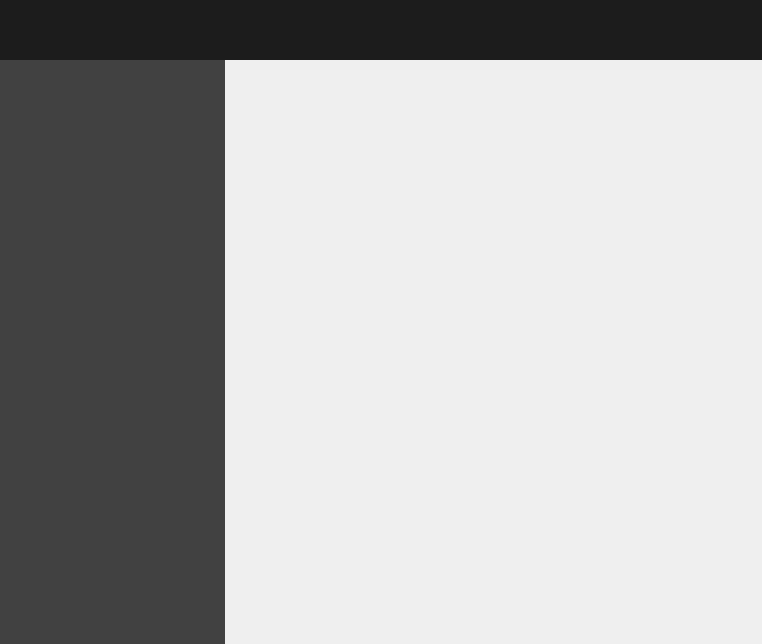
Magenic/Inssidious, file Widgets/inssidious.ui: the form before one commit.
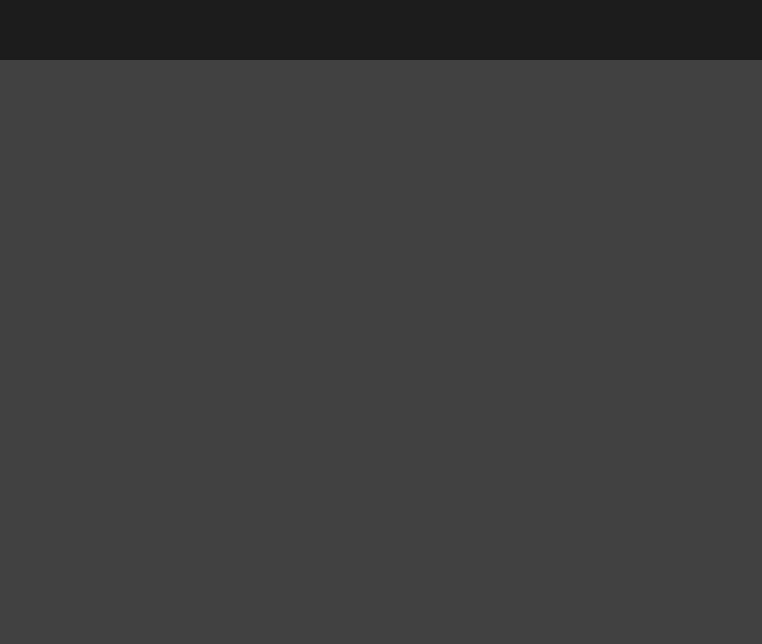
The form after the commit.

Commit message: Further work on Startup Widget & inssidious header

What changed in the file:
```diff
--- a/Widgets/inssidious.ui
+++ b/Widgets/inssidious.ui
@@ -551,6 +551,448 @@
       <height>0</height>
      </size>
     </property>
+    <property name="palette">
+     <palette>
+      <active>
+       <colorrole role="WindowText">
+        <brush brushstyle="SolidPattern">
+         <color alpha="255">
+          <red>255</red>
+          <green>255</green>
+          <blue>255</blue>
+         </color>
+        </brush>
+       </colorrole>
+       <colorrole role="Button">
+        <brush brushstyle="SolidPattern">
+         <color alpha="255">
+          <red>28</red>
+          <green>28</green>
+          <blue>28</blue>
+         </color>
+        </brush>
+       </colorrole>
+       <colorrole role="Light">
+        <brush brushstyle="SolidPattern">
+         <color alpha="255">
+          <red>42</red>
+          <green>42</green>
+          <blue>42</blue>
+         </color>
+        </brush>
+       </colorrole>
+       <colorrole role="Midlight">
+        <brush brushstyle="SolidPattern">
+         <color alpha="255">
+          <red>35</red>
+          <green>35</green>
+          <blue>35</blue>
+         </color>
+        </brush>
+       </colorrole>
+       <colorrole role="Dark">
+        <brush brushstyle="SolidPattern">
+         <color alpha="255">
+          <red>14</red>
+          <green>14</green>
+          <blue>14</blue>
+         </color>
+        </brush>
+       </colorrole>
+       <colorrole role="Mid">
+        <brush brushstyle="SolidPattern">
+         <color alpha="255">
+          <red>18</red>
+          <green>18</green>
+          <blue>18</blue>
+         </color>
+        </brush>
+       </colorrole>
+       <colorrole role="Text">
+        <brush brushstyle="SolidPattern">
+         <color alpha="255">
+          <red>255</red>
+          <green>255</green>
+          <blue>255</blue>
+         </color>
+        </brush>
+       </colorrole>
+       <colorrole role="BrightText">
+        <brush brushstyle="SolidPattern">
+         <color alpha="255">
+          <red>255</red>
+          <green>255</green>
+          <blue>255</blue>
+         </color>
+        </brush>
+       </colorrole>
+       <colorrole role="ButtonText">
+        <brush brushstyle="SolidPattern">
+         <color alpha="255">
+          <red>255</red>
+          <green>255</green>
+          <blue>255</blue>
+         </color>
+        </brush>
+       </colorrole>
+       <colorrole role="Base">
+        <brush brushstyle="SolidPattern">
+         <color alpha="255">
+          <red>65</red>
+          <green>65</green>
+          <blue>65</blue>
+         </color>
+        </brush>
+       </colorrole>
+       <colorrole role="Window">
+        <brush brushstyle="SolidPattern">
+         <color alpha="255">
+          <red>65</red>
+          <green>65</green>
+          <blue>65</blue>
+         </color>
+        </brush>
+       </colorrole>
+       <colorrole role="Shadow">
+        <brush brushstyle="SolidPattern">
+         <color alpha="255">
+          <red>0</red>
+          <green>0</green>
+          <blue>0</blue>
+         </color>
+        </brush>
+       </colorrole>
+       <colorrole role="AlternateBase">
+        <brush brushstyle="SolidPattern">
+         <color alpha="255">
+          <red>14</red>
+          <green>14</green>
+          <blue>14</blue>
+         </color>
+        </brush>
+       </colorrole>
+       <colorrole role="NoRole">
+        <brush brushstyle="SolidPattern">
+         <color alpha="255">
+          <red>28</red>
+          <green>28</green>
+          <blue>28</blue>
+         </color>
+        </brush>
+       </colorrole>
+       <colorrole role="ToolTipBase">
+        <brush brushstyle="SolidPattern">
+         <color alpha="255">
+          <red>255</red>
+          <green>255</green>
+          <blue>220</blue>
+         </color>
+        </brush>
+       </colorrole>
+       <colorrole role="ToolTipText">
+        <brush brushstyle="SolidPattern">
+         <color alpha="255">
+          <red>0</red>
+          <green>0</green>
+          <blue>0</blue>
+         </color>
+        </brush>
+       </colorrole>
+      </active>
+      <inactive>
+       <colorrole role="WindowText">
+        <brush brushstyle="SolidPattern">
+         <color alpha="255">
+          <red>255</red>
+          <green>255</green>
+          <blue>255</blue>
+         </color>
+        </brush>
+       </colorrole>
+       <colorrole role="Button">
+        <brush brushstyle="SolidPattern">
+         <color alpha="255">
+          <red>28</red>
+          <green>28</green>
+          <blue>28</blue>
+         </color>
+        </brush>
+       </colorrole>
+       <colorrole role="Light">
+        <brush brushstyle="SolidPattern">
+         <color alpha="255">
+          <red>42</red>
+          <green>42</green>
+          <blue>42</blue>
+         </color>
+        </brush>
+       </colorrole>
+       <colorrole role="Midlight">
+        <brush brushstyle="SolidPattern">
+         <color alpha="255">
+          <red>35</red>
+          <green>35</green>
+          <blue>35</blue>
+         </color>
+        </brush>
+       </colorrole>
+       <colorrole role="Dark">
+        <brush brushstyle="SolidPattern">
+         <color alpha="255">
+          <red>14</red>
+          <green>14</green>
+          <blue>14</blue>
+         </color>
+        </brush>
+       </colorrole>
+       <colorrole role="Mid">
+        <brush brushstyle="SolidPattern">
+         <color alpha="255">
+          <red>18</red>
+          <green>18</green>
+          <blue>18</blue>
+         </color>
+        </brush>
+       </colorrole>
+       <colorrole role="Text">
+        <brush brushstyle="SolidPattern">
+         <color alpha="255">
+          <red>255</red>
+          <green>255</green>
+          <blue>255</blue>
+         </color>
+        </brush>
+       </colorrole>
+       <colorrole role="BrightText">
+        <brush brushstyle="SolidPattern">
+         <color alpha="255">
+          <red>255</red>
+          <green>255</green>
+          <blue>255</blue>
+         </color>
+        </brush>
+       </colorrole>
+       <colorrole role="ButtonText">
+        <brush brushstyle="SolidPattern">
+         <color alpha="255">
+          <red>255</red>
+          <green>255</green>
+          <blue>255</blue>
+         </color>
+        </brush>
+       </colorrole>
+       <colorrole role="Base">
+        <brush brushstyle="SolidPattern">
+         <color alpha="255">
+          <red>65</red>
+          <green>65</green>
+          <blue>65</blue>
+         </color>
+        </brush>
+       </colorrole>
+       <colorrole role="Window">
+        <brush brushstyle="SolidPattern">
+         <color alpha="255">
+          <red>65</red>
+          <green>65</green>
+          <blue>65</blue>
+         </color>
+        </brush>
+       </colorrole>
+       <colorrole role="Shadow">
+        <brush brushstyle="SolidPattern">
+         <color alpha="255">
+          <red>0</red>
+          <green>0</green>
+          <blue>0</blue>
+         </color>
+        </brush>
+       </colorrole>
+       <colorrole role="AlternateBase">
+        <brush brushstyle="SolidPattern">
+         <color alpha="255">
+          <red>14</red>
+          <green>14</green>
+          <blue>14</blue>
+         </color>
+        </brush>
+       </colorrole>
+       <colorrole role="NoRole">
+        <brush brushstyle="SolidPattern">
+         <color alpha="255">
+          <red>28</red>
+          <green>28</green>
+          <blue>28</blue>
+         </color>
+        </brush>
+       </colorrole>
+       <colorrole role="ToolTipBase">
+        <brush brushstyle="SolidPattern">
+         <color alpha="255">
+          <red>255</red>
+          <green>255</green>
+          <blue>220</blue>
+         </color>
+        </brush>
+       </colorrole>
+       <colorrole role="ToolTipText">
+        <brush brushstyle="SolidPattern">
+         <color alpha="255">
+          <red>0</red>
+          <green>0</green>
+          <blue>0</blue>
+         </color>
+        </brush>
+       </colorrole>
+      </inactive>
+      <disabled>
+       <colorrole role="WindowText">
+        <brush brushstyle="SolidPattern">
+         <color alpha="255">
+          <red>14</red>
+          <green>14</green>
+          <blue>14</blue>
+         </color>
+        </brush>
+       </colorrole>
+       <colorrole role="Button">
+        <brush brushstyle="SolidPattern">
+         <color alpha="255">
+          <red>28</red>
+          <green>28</green>
+          <blue>28</blue>
+         </color>
+        </brush>
+       </colorrole>
+       <colorrole role="Light">
+        <brush brushstyle="SolidPattern">
+         <color alpha="255">
+          <red>42</red>
+          <green>42</green>
+          <blue>42</blue>
+         </color>
+        </brush>
+       </colorrole>
+       <colorrole role="Midlight">
+        <brush brushstyle="SolidPattern">
+         <color alpha="255">
+          <red>35</red>
+          <green>35</green>
+          <blue>35</blue>
+         </color>
+        </brush>
+       </colorrole>
+       <colorrole role="Dark">
+        <brush brushstyle="SolidPattern">
+         <color alpha="255">
+          <red>14</red>
+          <green>14</green>
+          <blue>14</blue>
+         </color>
+        </brush>
+       </colorrole>
+       <colorrole role="Mid">
+        <brush brushstyle="SolidPattern">
+         <color alpha="255">
+          <red>18</red>
+          <green>18</green>
+          <blue>18</blue>
+         </color>
+        </brush>
+       </colorrole>
+       <colorrole role="Text">
+        <brush brushstyle="SolidPattern">
+         <color alpha="255">
+          <red>14</red>
+          <green>14</green>
+          <blue>14</blue>
+         </color>
+        </brush>
+       </colorrole>
+       <colorrole role="BrightText">
+        <brush brushstyle="SolidPattern">
+         <color alpha="255">
+          <red>255</red>
+          <green>255</green>
+          <blue>255</blue>
+         </color>
+        </brush>
+       </colorrole>
+       <colorrole role="ButtonText">
+        <brush brushstyle="SolidPattern">
+         <color alpha="255">
+          <red>14</red>
+          <green>14</green>
+          <blue>14</blue>
+         </color>
+        </brush>
+       </colorrole>
+       <colorrole role="Base">
+        <brush brushstyle="SolidPattern">
+         <color alpha="255">
+          <red>65</red>
+          <green>65</green>
+          <blue>65</blue>
+         </color>
+        </brush>
+       </colorrole>
+       <colorrole role="Window">
+        <brush brushstyle="SolidPattern">
+         <color alpha="255">
+          <red>65</red>
+          <green>65</green>
+          <blue>65</blue>
+         </color>
+        </brush>
+       </colorrole>
+       <colorrole role="Shadow">
+        <brush brushstyle="SolidPattern">
+         <color alpha="255">
+          <red>0</red>
+          <green>0</green>
+          <blue>0</blue>
+         </color>
+        </brush>
+       </colorrole>
+       <colorrole role="AlternateBase">
+        <brush brushstyle="SolidPattern">
+         <color alpha="255">
+          <red>28</red>
+          <green>28</green>
+          <blue>28</blue>
+         </color>
+        </brush>
+       </colorrole>
+       <colorrole role="NoRole">
+        <brush brushstyle="SolidPattern">
+         <color alpha="255">
+          <red>28</red>
+          <green>28</green>
+          <blue>28</blue>
+         </color>
+        </brush>
+       </colorrole>
+       <colorrole role="ToolTipBase">
+        <brush brushstyle="SolidPattern">
+         <color alpha="255">
+          <red>255</red>
+          <green>255</green>
+          <blue>220</blue>
+         </color>
+        </brush>
+       </colorrole>
+       <colorrole role="ToolTipText">
+        <brush brushstyle="SolidPattern">
+         <color alpha="255">
+          <red>0</red>
+          <green>0</green>
+          <blue>0</blue>
+         </color>
+        </brush>
+       </colorrole>
+      </disabled>
+     </palette>
+    </property>
     <property name="autoFillBackground">
      <bool>true</bool>
     </property>
@@ -989,19 +1431,73 @@
      </disabled>
     </palette>
    </property>
-  </widget>
-  <widget class="QWidget" name="StartupWidget" native="true">
-   <property name="enabled">
+   <property name="autoFillBackground">
     <bool>true</bool>
    </property>
-   <property name="geometry">
-    <rect>
-     <x>0</x>
-     <y>60</y>
-     <width>762</width>
-     <height>584</height>
-    </rect>
-   </property>
+   <widget class="QLabel" name="AppLogo">
+    <property name="geometry">
+     <rect>
+      <x>10</x>
+      <y>10</y>
+      <width>200</width>
+      <height>40</height>
+     </rect>
+    </property>
+    <property name="text">
+     <string/>
+    </property>
+   </widget>
+   <widget class="QLabel" name="WirelessNetworkNameText">
+    <property name="geometry">
+     <rect>
+      <x>662</x>
+      <y>10</y>
+      <width>100</width>
+      <height>16</height>
+     </rect>
+    </property>
+   </widget>
+   <widget class="QLabel" name="WirelessNetworkPasswordText">
+    <property name="geometry">
+     <rect>
+      <x>662</x>
+      <y>34</y>
+      <width>100</width>
+      <height>16</height>
+     </rect>
+    </property>
+    <property name="font">
+     <font>
+      <italic>true</italic>
+     </font>
+    </property>
+   </widget>
+   <widget class="QLabel" name="WirelessNetworkPasswordIcon">
+    <property name="geometry">
+     <rect>
+      <x>640</x>
+      <y>34</y>
+      <width>16</width>
+      <height>16</height>
+     </rect>
+    </property>
+    <property name="text">
+     <string/>
+    </property>
+   </widget>
+   <widget class="QLabel" name="WirelessNetworkNameIcon">
+    <property name="geometry">
+     <rect>
+      <x>640</x>
+      <y>10</y>
+      <width>16</width>
+      <height>16</height>
+     </rect>
+    </property>
+    <property name="text">
+     <string/>
+    </property>
+   </widget>
   </widget>
  </widget>
  <layoutdefault spacing="6" margin="11"/>
```
Left out of the diff: 3 changed lines with no effect on the pictures. The commit also changes 20 other files.
